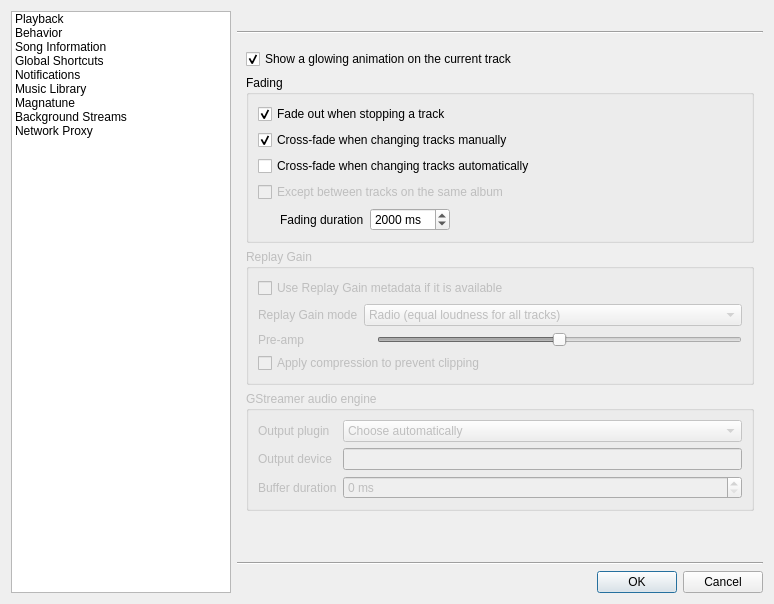
The window that src/ui/settingsdialog.ui (clementine-player/Clementine) describes before a commit, drawn with Qt 5.
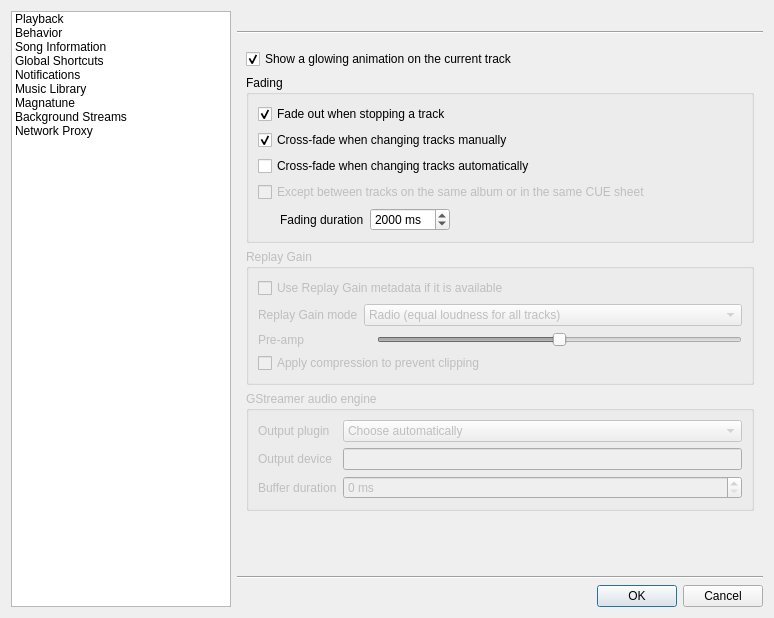
The same window after the commit. Icons and pictures are not drawn. Custom widgets are drawn as their Qt base class.

Diff of the .ui file:
```diff
--- a/src/ui/settingsdialog.ui
+++ b/src/ui/settingsdialog.ui
@@ -7,7 +7,7 @@
     <x>0</x>
     <y>0</y>
     <width>774</width>
-    <height>604</height>
+    <height>618</height>
    </rect>
   </property>
   <property name="windowTitle">
@@ -173,7 +173,7 @@
                <bool>false</bool>
               </property>
               <property name="text">
-               <string>Except between tracks on the same album</string>
+               <string>Except between tracks on the same album or in the same CUE sheet</string>
               </property>
              </widget>
             </item>
```
